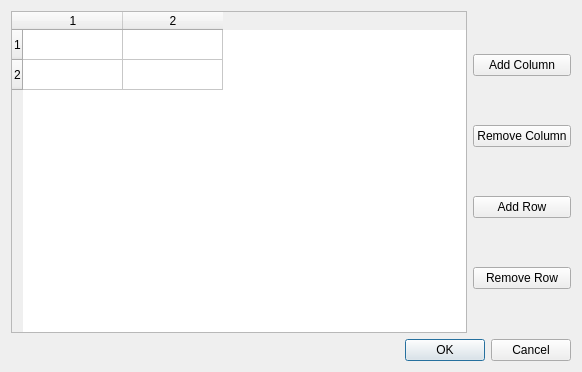
The window that pyfab/pyfab_matrix.ui (physimals/fabber_core) describes before a commit, drawn with Qt 5.
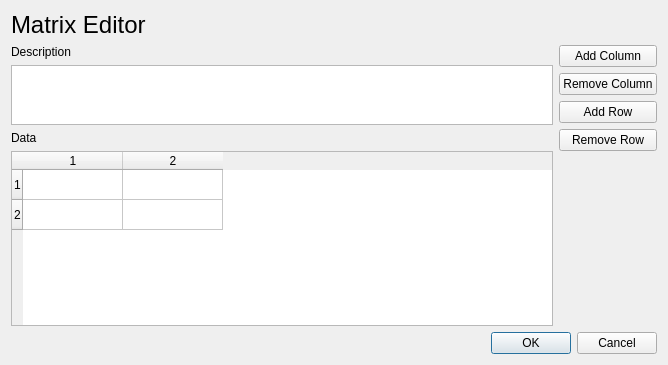
The same window after the commit.

Commit message: Issue #8: Fixed matrix editor to include comment before lines

The edit to the form file:
```diff
--- a/pyfab/pyfab_matrix.ui
+++ b/pyfab/pyfab_matrix.ui
@@ -6,8 +6,8 @@
    <rect>
     <x>0</x>
     <y>0</y>
-    <width>582</width>
-    <height>372</height>
+    <width>668</width>
+    <height>365</height>
    </rect>
   </property>
   <property name="windowTitle">
@@ -15,8 +15,54 @@
   </property>
   <layout class="QVBoxLayout" name="verticalLayout">
    <item>
+    <layout class="QVBoxLayout" name="verticalLayout_4">
+     <item>
+      <widget class="QLabel" name="label_3">
+       <property name="font">
+        <font>
+         <pointsize>18</pointsize>
+        </font>
+       </property>
+       <property name="text">
+        <string>Matrix Editor</string>
+       </property>
+      </widget>
+     </item>
+     <item>
     <layout class="QHBoxLayout" name="horizontalLayout">
      <item>
+        <layout class="QVBoxLayout" name="verticalLayout_3">
+         <item>
+          <widget class="QLabel" name="label">
+           <property name="text">
+            <string>Description</string>
+           </property>
+          </widget>
+         </item>
+         <item>
+          <widget class="QPlainTextEdit" name="descEdit">
+           <property name="sizePolicy">
+            <sizepolicy hsizetype="Expanding" vsizetype="Fixed">
+             <horstretch>0</horstretch>
+             <verstretch>0</verstretch>
+            </sizepolicy>
+           </property>
+           <property name="maximumSize">
+            <size>
+             <width>16777215</width>
+             <height>60</height>
+            </size>
+           </property>
+          </widget>
+         </item>
+         <item>
+          <widget class="QLabel" name="label_2">
+           <property name="text">
+            <string>Data</string>
+           </property>
+          </widget>
+         </item>
+         <item>
       <widget class="QTableWidget" name="table">
        <property name="rowCount">
         <number>2</number>
@@ -30,6 +76,8 @@
        <column/>
       </widget>
      </item>
+        </layout>
+       </item>
      <item>
       <layout class="QVBoxLayout" name="verticalLayout_2">
        <item>
@@ -59,6 +107,21 @@
           <string>Remove Row</string>
          </property>
         </widget>
+         </item>
+         <item>
+          <spacer name="verticalSpacer">
+           <property name="orientation">
+            <enum>Qt::Vertical</enum>
+           </property>
+           <property name="sizeHint" stdset="0">
+            <size>
+             <width>20</width>
+             <height>40</height>
+            </size>
+           </property>
+          </spacer>
+         </item>
+        </layout>
        </item>
       </layout>
      </item>
```
Lines whose indentation alone changed are shown as unchanged. The commit also changes 2 other files.
